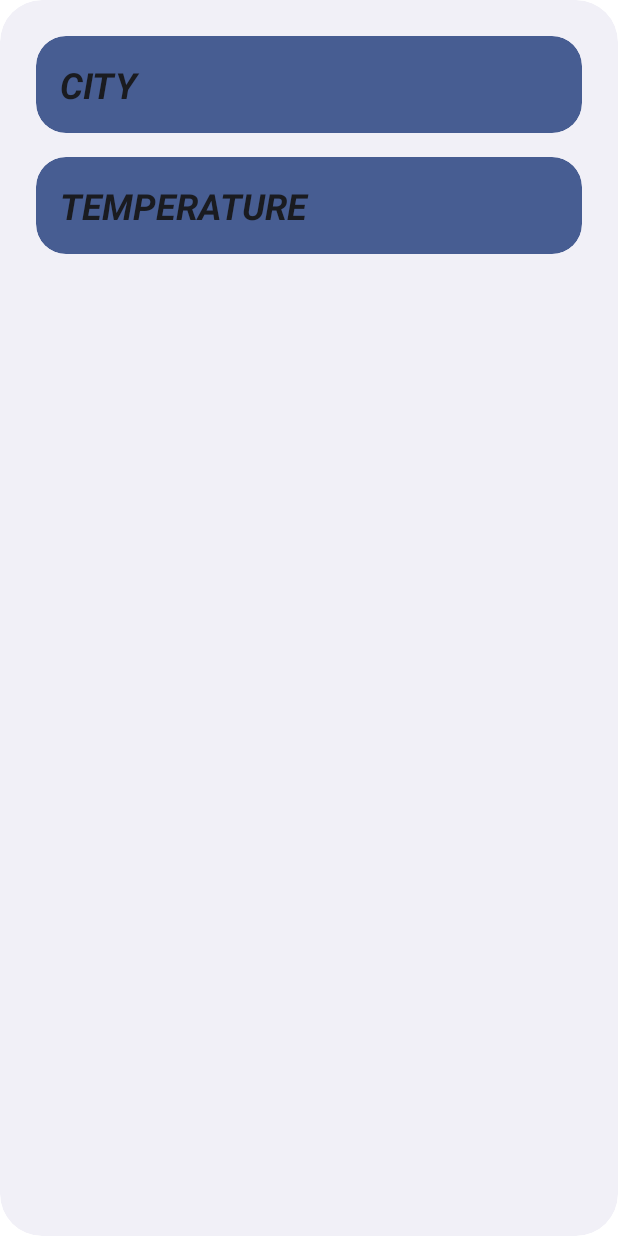
After one commit to vasilcanumarius22/Proiect_Kotlin_PDM, an Android app: the layout weather_widget.xml on its own in the app's theme, with its tools: preview values and no code run, on a phone screen of 412 x 824 dp. The commit adds this screen. Run offline under Robolectric (Android 15) with nearby library versions, the phone set to English and light mode, and no system bars.

Commit message:
adding widget

```diff
--- /dev/null
+++ b/Kotlin-Project_PDM/app/src/main/res/drawable-v21/app_widget_background.xml
@@ -0,0 +1,10 @@
+<?xml version="1.0" encoding="utf-8"?><!--
+Background for widgets to make the rounded corners based on the
+appWidgetRadius attribute value
+-->
+<shape xmlns:android="http://schemas.android.com/apk/res/android"
+    android:shape="rectangle">
+
+    <corners android:radius="?attr/appWidgetRadius" />
+    <solid android:color="?android:attr/colorBackground" />
+</shape>
--- /dev/null
+++ b/Kotlin-Project_PDM/app/src/main/res/drawable-v21/app_widget_inner_view_background.xml
@@ -0,0 +1,10 @@
+<?xml version="1.0" encoding="utf-8"?><!--
+Background for views inside widgets to make the rounded corners based on the
+appWidgetInnerRadius attribute value
+-->
+<shape xmlns:android="http://schemas.android.com/apk/res/android"
+    android:shape="rectangle">
+
+    <corners android:radius="?attr/appWidgetInnerRadius" />
+    <solid android:color="?android:attr/colorAccent" />
+</shape>
--- /dev/null
+++ b/Kotlin-Project_PDM/app/src/main/res/layout/weather_widget.xml
@@ -0,0 +1,31 @@
+<LinearLayout xmlns:android="http://schemas.android.com/apk/res/android"
+    style="@style/Widget.KotlinProject_PDM.AppWidget.Container"
+    android:layout_width="match_parent"
+    android:layout_height="match_parent"
+    android:orientation="vertical"
+    android:theme="@style/Theme.KotlinProject_PDM.AppWidgetContainer">
+
+    <TextView
+        android:id="@+id/tvCityWidget"
+        style="@style/Widget.KotlinProject_PDM.AppWidget.InnerView"
+        android:layout_width="match_parent"
+        android:layout_height="wrap_content"
+        android:layout_margin="8dp"
+        android:contentDescription="@string/city"
+        android:text="@string/city"
+        android:textSize="24sp"
+        android:textStyle="bold|italic" />
+
+    <TextView
+        android:id="@+id/tvTempWidget"
+        style="@style/Widget.KotlinProject_PDM.AppWidget.InnerView"
+        android:layout_width="match_parent"
+        android:layout_height="wrap_content"
+        android:layout_margin="8dp"
+        android:contentDescription="@string/temperature"
+        android:text="@string/temperature"
+        android:textSize="24sp"
+        android:textStyle="bold|italic" />
+
+
+</LinearLayout>
--- /dev/null
+++ b/Kotlin-Project_PDM/app/src/main/res/values-night-v31/themes.xml
@@ -0,0 +1,10 @@
+<?xml version="1.0" encoding="utf-8"?>
+<resources>
+    <!--
+    Having themes.xml for night-v31 because of the priority order of the resource qualifiers.
+    -->
+    <style name="Theme.KotlinProject_PDM.AppWidgetContainerParent" parent="@android:style/Theme.DeviceDefault.DayNight">
+        <item name="appWidgetRadius">@android:dimen/system_app_widget_background_radius</item>
+        <item name="appWidgetInnerRadius">@android:dimen/system_app_widget_inner_radius</item>
+    </style>
+</resources>
--- /dev/null
+++ b/Kotlin-Project_PDM/app/src/main/res/values-v21/styles.xml
@@ -0,0 +1,14 @@
+<resources>
+
+    <style name="Widget.KotlinProject_PDM.AppWidget.Container" parent="android:Widget">
+        <item name="android:id">@android:id/background</item>
+        <item name="android:padding">?attr/appWidgetPadding</item>
+        <item name="android:background">@drawable/app_widget_background</item>
+    </style>
+
+    <style name="Widget.KotlinProject_PDM.AppWidget.InnerView" parent="android:Widget">
+        <item name="android:padding">?attr/appWidgetPadding</item>
+        <item name="android:background">@drawable/app_widget_inner_view_background</item>
+        <item name="android:textColor">?android:attr/textColorPrimary</item>
+    </style>
+</resources>
--- /dev/null
+++ b/Kotlin-Project_PDM/app/src/main/res/values-v31/styles.xml
@@ -0,0 +1,16 @@
+<resources>
+
+    <style name="Widget.KotlinProject_PDM.AppWidget.Container" parent="android:Widget">
+        <item name="android:id">@android:id/background</item>
+        <item name="android:padding">?attr/appWidgetPadding</item>
+        <item name="android:background">@drawable/app_widget_background</item>
+        <item name="android:clipToOutline">true</item>
+    </style>
+
+    <style name="Widget.KotlinProject_PDM.AppWidget.InnerView" parent="android:Widget">
+        <item name="android:padding">?attr/appWidgetPadding</item>
+        <item name="android:background">@drawable/app_widget_inner_view_background</item>
+        <item name="android:textColor">?android:attr/textColorPrimary</item>
+        <item name="android:clipToOutline">true</item>
+    </style>
+</resources>
--- /dev/null
+++ b/Kotlin-Project_PDM/app/src/main/res/values-v31/themes.xml
@@ -0,0 +1,11 @@
+<?xml version="1.0" encoding="utf-8"?>
+<resources>
+    <!--
+    Having themes.xml for v31 variant because @android:dimen/system_app_widget_background_radius
+     and @android:dimen/system_app_widget_internal_padding requires API level 31
+    -->
+    <style name="Theme.KotlinProject_PDM.AppWidgetContainerParent" parent="@android:style/Theme.DeviceDefault.DayNight">
+        <item name="appWidgetRadius">@android:dimen/system_app_widget_background_radius</item>
+        <item name="appWidgetInnerRadius">@android:dimen/system_app_widget_inner_radius</item>
+    </style>
+</resources>
--- a/Kotlin-Project_PDM/app/src/main/res/values/colors.xml
+++ b/Kotlin-Project_PDM/app/src/main/res/values/colors.xml
@@ -8,5 +8,9 @@
     <color name="black">#FF000000</color>
     <color name="white">#FFFFFFFF</color>
     <color name="skyblue">#0d98ba</color>
+    <color name="light_blue_50">#FFE1F5FE</color>
+    <color name="light_blue_200">#FF81D4FA</color>
+    <color name="light_blue_600">#FF039BE5</color>
+    <color name="light_blue_900">#FF01579B</color>
 
 </resources>
--- a/Kotlin-Project_PDM/app/src/main/res/values/dimens.xml
+++ b/Kotlin-Project_PDM/app/src/main/res/values/dimens.xml
@@ -5,4 +5,10 @@
     <dimen name="nav_header_vertical_spacing">8dp</dimen>
     <dimen name="nav_header_height">176dp</dimen>
     <dimen name="fab_margin">16dp</dimen>
+
+    <!--
+Refer to App Widget Documentation for margin information
+http://developer.android.com/guide/topics/appwidgets/index.html#CreatingLayout
+    -->
+    <dimen name="widget_margin">0dp</dimen>
 </resources>
--- a/Kotlin-Project_PDM/app/src/main/res/values/strings.xml
+++ b/Kotlin-Project_PDM/app/src/main/res/values/strings.xml
@@ -35,5 +35,13 @@
 
     <string name="vezi_orasele_favorite">Vezi orasele favorite</string>
     <string name="adauga_oras">Adauga oras</string>
+
     <string name="title_activity_location">LocationActivity</string>
+
+    <string name="appwidget_text">EXAMPLE</string>
+    <string name="add_widget">Add widget</string>
+    <string name="app_widget_description">This is an app widget description</string>
+    <string name="city">CITY</string>
+    <string name="temperature">TEMPERATURE</string>
+    <string name="actualizeaza_datele">Actualizeaza datele</string>
 </resources>
--- /dev/null
+++ b/Kotlin-Project_PDM/app/src/main/res/values/styles.xml
@@ -0,0 +1,12 @@
+<resources>
+
+    <style name="Widget.KotlinProject_PDM.AppWidget.Container" parent="android:Widget">
+        <item name="android:id">@android:id/background</item>
+        <item name="android:background">?android:attr/colorBackground</item>
+    </style>
+
+    <style name="Widget.KotlinProject_PDM.AppWidget.InnerView" parent="android:Widget">
+        <item name="android:background">?android:attr/colorBackground</item>
+        <item name="android:textColor">?android:attr/textColorPrimary</item>
+    </style>
+</resources>
--- a/Kotlin-Project_PDM/app/src/main/res/values/themes.xml
+++ b/Kotlin-Project_PDM/app/src/main/res/values/themes.xml
@@ -22,4 +22,19 @@
     <style name="Theme.KotlinProject_PDM.AppBarOverlay" parent="ThemeOverlay.AppCompat.Dark.ActionBar" />
 
     <style name="Theme.KotlinProject_PDM.PopupOverlay" parent="ThemeOverlay.AppCompat.Light" />
+
+    <style name="Theme.KotlinProject_PDM.AppWidgetContainerParent" parent="@android:style/Theme.DeviceDefault">
+        <!-- Radius of the outer bound of widgets to make the rounded corners -->
+        <item name="appWidgetRadius">16dp</item>
+        <!--
+        Radius of the inner view's bound of widgets to make the rounded corners.
+        It needs to be 8dp or less than the value of appWidgetRadius
+        -->
+        <item name="appWidgetInnerRadius">8dp</item>
+    </style>
+
+    <style name="Theme.KotlinProject_PDM.AppWidgetContainer" parent="Theme.KotlinProject_PDM.AppWidgetContainerParent">
+        <!-- Apply padding to avoid the content of the widget colliding with the rounded corners -->
+        <item name="appWidgetPadding">16dp</item>
+    </style>
 </resources>
```
Also changed, not shown: Kotlin-Project_PDM/app/src/main/AndroidManifest.xml (+14 -0 lines), Kotlin-Project_PDM/app/src/main/java/com/example/kotlin_project_pdm/ui/favorites/FavoritesActivity.kt (+14 -0 lines), Kotlin-Project_PDM/app/src/main/java/com/example/kotlin_project_pdm/ui/weather/WeatherActivity.kt (+9 -0 lines), Kotlin-Project_PDM/app/src/main/java/com/example/kotlin_project_pdm/ui/widget/WeatherWidget.kt (added, +74 -0 lines), Kotlin-Project_PDM/app/src/main/res/values/attrs.xml (added, +7 -0 lines), Kotlin-Project_PDM/app/src/main/res/xml/weather_widget_info.xml (added, +14 -0 lines), Kotlin-Project_PDM/app/src/main/res/drawable-nodpi/example_appwidget_preview.png (added).
